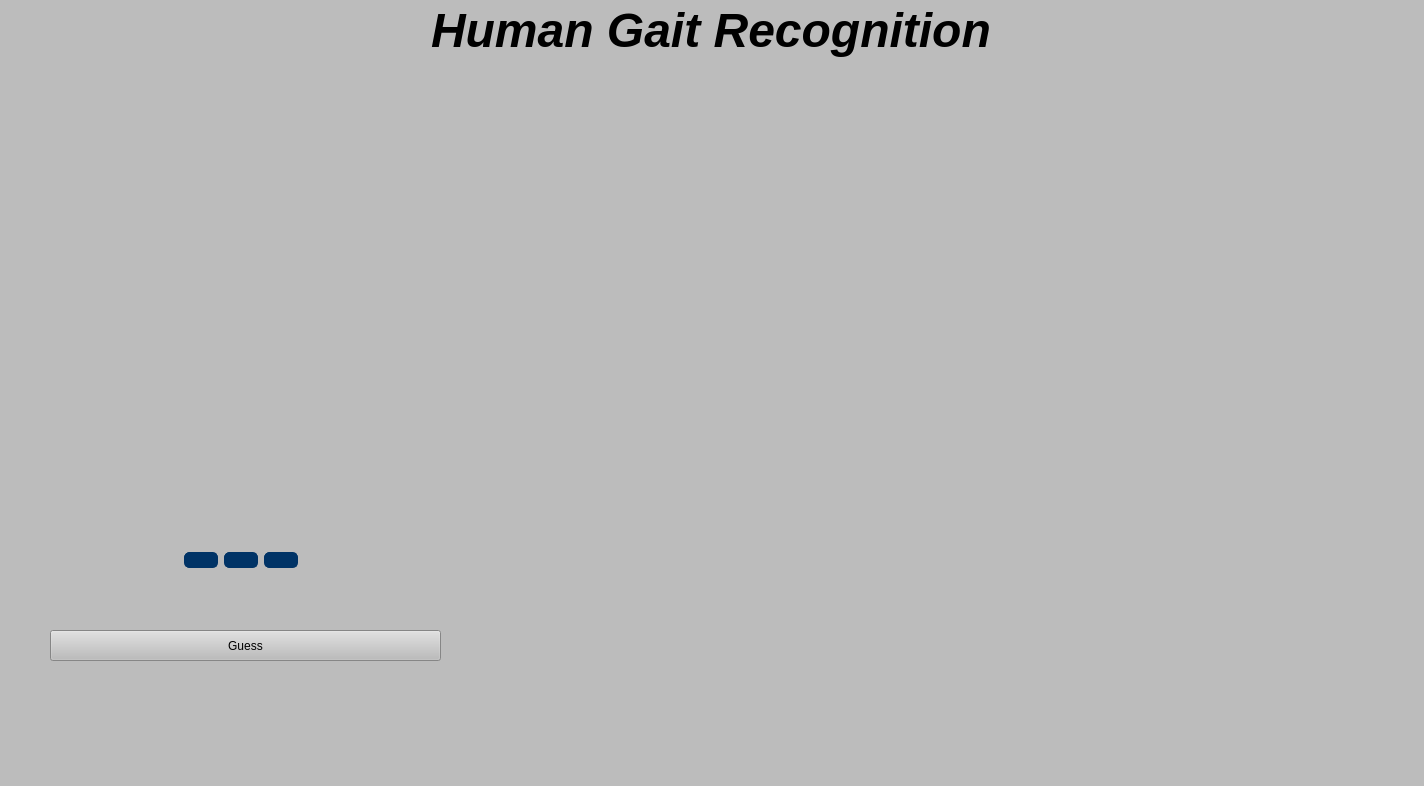
Before: the Qt Designer form GuiDesigner.ui in clenis08/parametrizacion-marchahumana, drawn with Qt 5.
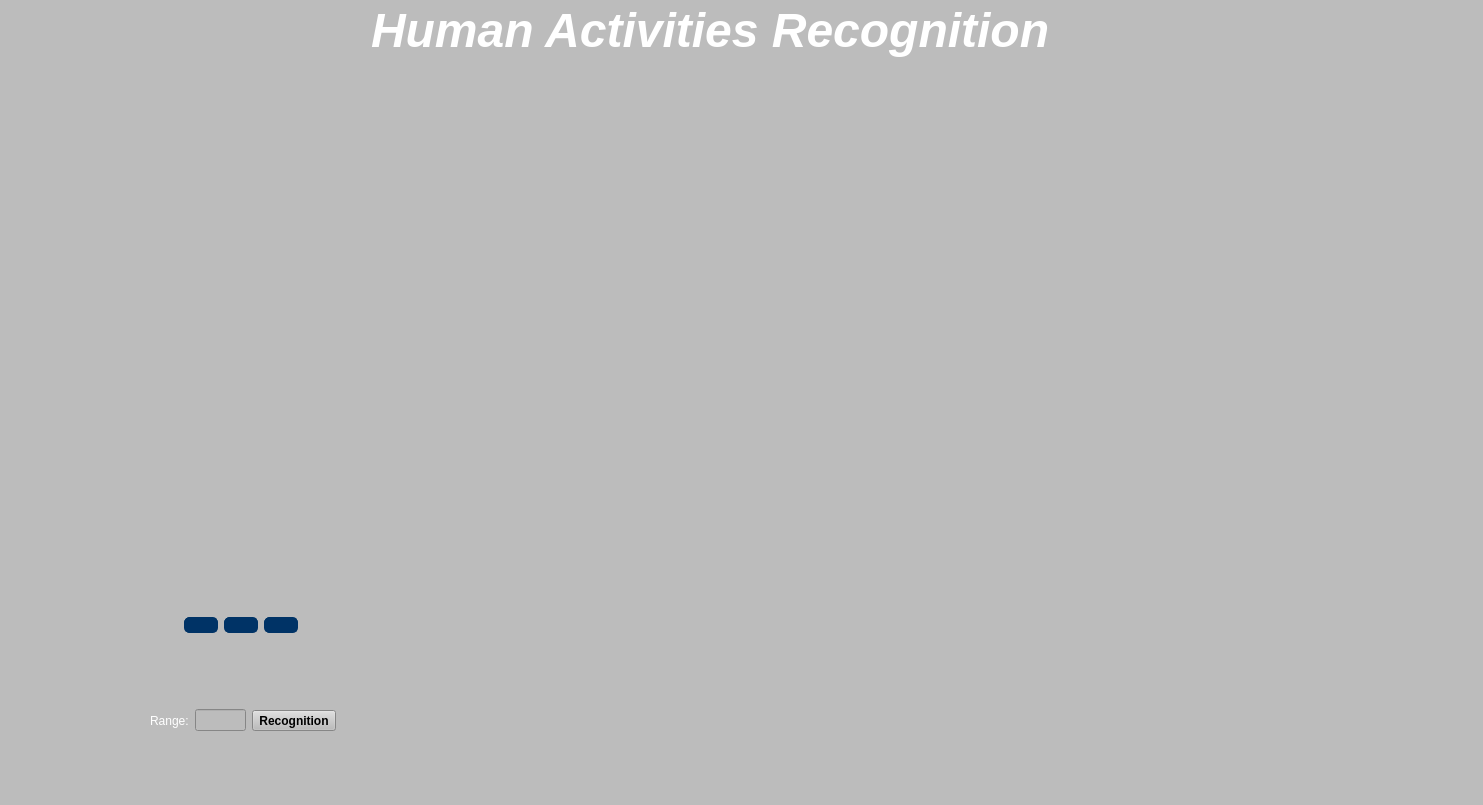
After: the same form once the commit is applied. Icons and pictures are not drawn. Custom widgets are drawn as their Qt base class.

The edit to the form file:
```diff
--- a/GuiDesigner.ui
+++ b/GuiDesigner.ui
@@ -6,8 +6,8 @@
    <rect>
     <x>0</x>
     <y>0</y>
-    <width>1424</width>
-    <height>786</height>
+    <width>1483</width>
+    <height>805</height>
    </rect>
   </property>
   <property name="windowTitle">
@@ -22,9 +22,9 @@
     <property name="geometry">
      <rect>
       <x>10</x>
-      <y>500</y>
+      <y>560</y>
       <width>461</width>
-      <height>121</height>
+      <height>131</height>
      </rect>
     </property>
     <layout class="QHBoxLayout" name="horizontalLayout">
@@ -95,6 +95,8 @@
       <widget class="QPushButton" name="Graph_Button">
        <property name="styleSheet">
         <string notr="true">border-style: solid;
+border-bottom-color: rgb(167, 167, 167);
+border-color: rgb(179, 179, 179);
 border-width: 1px;
 border-color: rgb(0, 51, 102);
 background-color: rgb(0, 51, 102);
@@ -131,36 +133,23 @@
      </item>
     </layout>
    </widget>
-   <widget class="QToolButton" name="Guess">
-    <property name="geometry">
-     <rect>
-      <x>50</x>
-      <y>630</y>
-      <width>391</width>
-      <height>31</height>
-     </rect>
-    </property>
-    <property name="text">
-     <string>Guess</string>
-    </property>
-   </widget>
    <widget class="MplWidget" name="MplWidget" native="true">
     <property name="geometry">
      <rect>
-      <x>480</x>
+      <x>550</x>
       <y>70</y>
-      <width>931</width>
-      <height>221</height>
+      <width>861</width>
+      <height>261</height>
      </rect>
     </property>
    </widget>
    <widget class="MplWidget" name="MplWidget_2" native="true">
     <property name="geometry">
      <rect>
-      <x>480</x>
-      <y>300</y>
-      <width>931</width>
-      <height>221</height>
+      <x>550</x>
+      <y>340</y>
+      <width>861</width>
+      <height>251</height>
      </rect>
     </property>
    </widget>
@@ -169,16 +158,16 @@
      <rect>
       <x>10</x>
       <y>70</y>
-      <width>461</width>
-      <height>421</height>
+      <width>521</width>
+      <height>481</height>
      </rect>
     </property>
    </widget>
    <widget class="QWidget" name="horizontalLayoutWidget_2">
     <property name="geometry">
      <rect>
-      <x>479</x>
-      <y>529</y>
+      <x>480</x>
+      <y>610</y>
       <width>931</width>
       <height>131</height>
      </rect>
@@ -277,8 +266,11 @@
      </item>
      <item>
       <widget class="QLabel" name="Title">
+       <property name="styleSheet">
+        <string notr="true">color: rgb(255, 255, 255);</string>
+       </property>
        <property name="text">
-        <string>&lt;html&gt;&lt;head/&gt;&lt;body&gt;&lt;p&gt;&lt;span style=&quot; font-size:36pt; font-weight:600; font-style:italic;&quot;&gt;Human Gait Recognition&lt;/span&gt;&lt;/p&gt;&lt;/body&gt;&lt;/html&gt;</string>
+        <string>&lt;html&gt;&lt;head/&gt;&lt;body&gt;&lt;p&gt;&lt;span style=&quot; font-size:36pt; font-weight:600; font-style:italic;&quot;&gt;Human Activities Recognition&lt;/span&gt;&lt;/p&gt;&lt;/body&gt;&lt;/html&gt;</string>
        </property>
       </widget>
      </item>
@@ -297,7 +289,56 @@
      </item>
     </layout>
    </widget>
+   <widget class="QWidget" name="horizontalLayoutWidget_4">
+    <property name="geometry">
+     <rect>
+      <x>150</x>
+      <y>700</y>
+      <width>186</width>
+      <height>41</height>
+     </rect>
+    </property>
+    <layout class="QHBoxLayout" name="horizontalLayout_4">
+     <item>
+      <widget class="QLabel" name="label">
+       <property name="styleSheet">
+        <string notr="true">color: rgb(255, 255, 255);</string>
+       </property>
+       <property name="text">
+        <string>Range:</string>
+       </property>
+      </widget>
+     </item>
+     <item>
+      <widget class="QLineEdit" name="lineEdit"/>
+     </item>
+     <item>
+      <widget class="QToolButton" name="Guess">
+       <property name="font">
+        <font>
+         <weight>75</weight>
+         <italic>false</italic>
+         <bold>true</bold>
+        </font>
+       </property>
+       <property name="text">
+        <string>Recognition</string>
+       </property>
+      </widget>
+     </item>
+    </layout>
+   </widget>
+   <zorder>horizontalLayoutWidget</zorder>
+   <zorder>MplWidget</zorder>
+   <zorder>MplWidget_2</zorder>
+   <zorder>MxConfusion</zorder>
+   <zorder>horizontalLayoutWidget_2</zorder>
+   <zorder>horizontalLayoutWidget_3</zorder>
+   <zorder>horizontalLayoutWidget_4</zorder>
+   <zorder>horizontalLayoutWidget_5</zorder>
+   <zorder>Guess</zorder>
   </widget>
+  <widget class="QStatusBar" name="statusbar"/>
   <widget class="QMenuBar" name="menubar">
    <property name="geometry">
     <rect>
@@ -308,7 +349,6 @@
     </rect>
    </property>
   </widget>
-  <widget class="QStatusBar" name="statusbar"/>
  </widget>
  <customwidgets>
   <customwidget>
```
Left out of the diff: 7 changed lines with no effect on the pictures.
